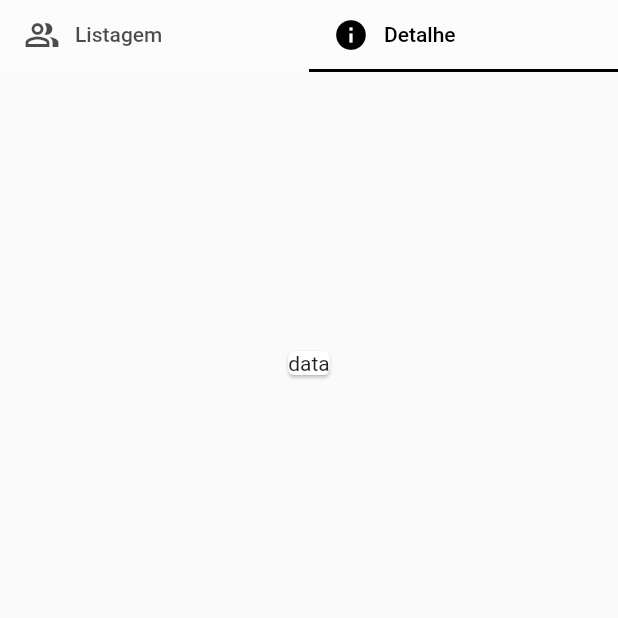
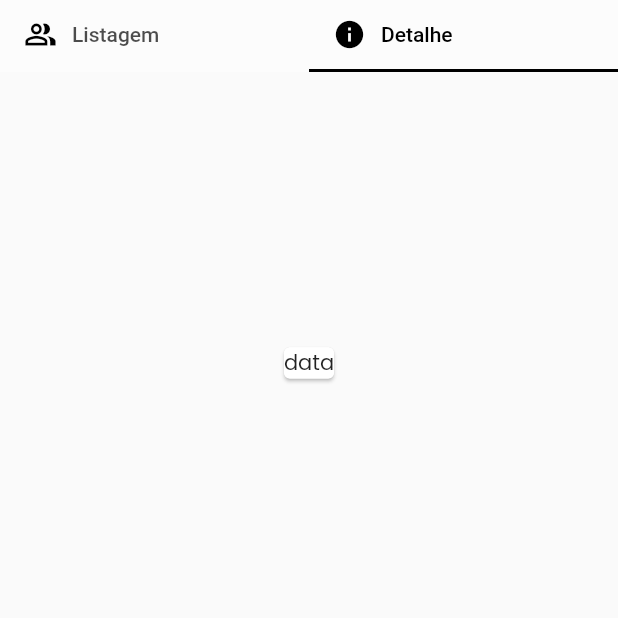
Before and after one commit to Joaopedroaquino/CrudComponents, a Flutter app: the screen it shows after launch, tab 2 chosen, on a phone screen of 412 x 824 dp, the top half of it. Run offline on Flutter 3.47's test engine with Material 2 defaults, Android fonts, the phone set to English and light mode, and no system bars; our stand-ins replace google_fonts; network calls fail.

Commit message:
definindo o tema global

```diff
--- a/lib/main.dart
+++ b/lib/main.dart
@@ -1,5 +1,6 @@
 import 'package:crud_components/src/widgets/tabbar/tab_bar.dart';
 import 'package:flutter/material.dart';
+import 'package:google_fonts/google_fonts.dart';
 
 void main() {
   runApp(const MyApp());
@@ -11,9 +12,13 @@ class MyApp extends StatelessWidget {
   @override
   Widget build(BuildContext context) {
     return MaterialApp(
-      title: 'Flutter Demo',
-      theme: ThemeData(
-        primarySwatch: Colors.blue,
+      title: 'Components',
+      debugShowCheckedModeBanner: false,
+      theme: ThemeData().copyWith(
+        textTheme: GoogleFonts.poppinsTextTheme(
+          Theme.of(context).textTheme,
+        ),
+        iconTheme: const IconThemeData(size: 22),
       ),
       home: const TabBarWidget(),
     );
--- a/pubspec.yaml
+++ b/pubspec.yaml
@@ -36,6 +36,8 @@ dependencies:
   # The following adds the Cupertino Icons font to your application.
   # Use with the CupertinoIcons class for iOS style icons.
   cupertino_icons: ^1.0.2
+  google_fonts: ^3.0.1
+
 
 dev_dependencies:
   flutter_test:
```
Also changed, not shown: pubspec.lock, 1 other file.
